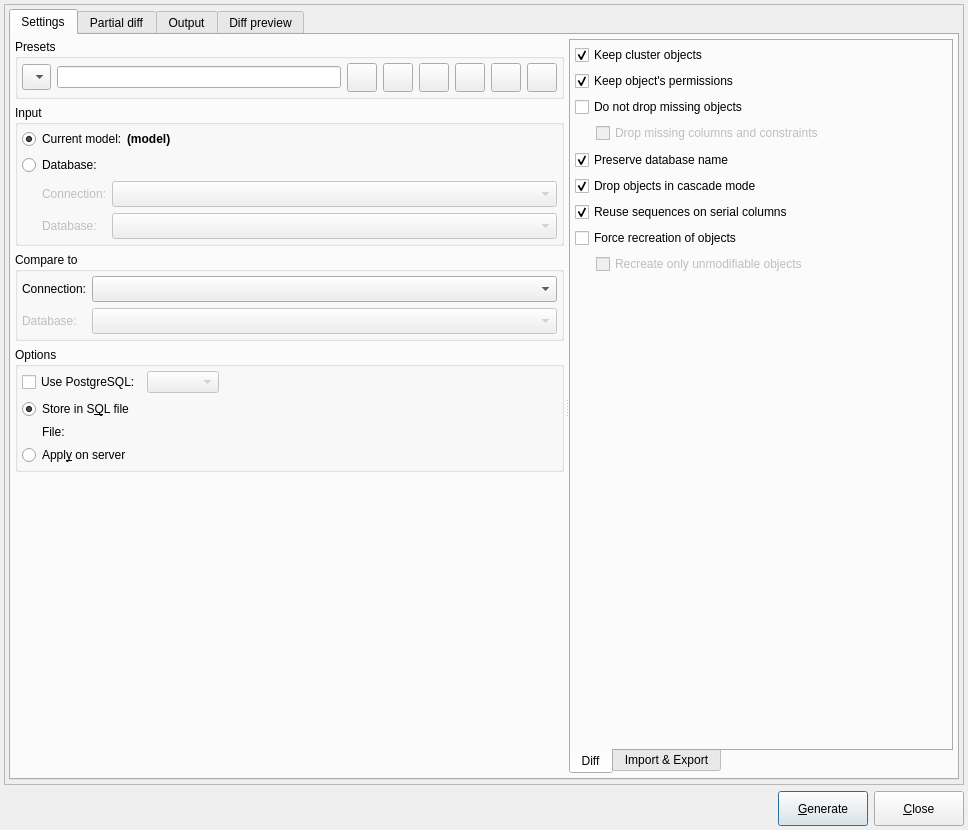
First picture: the form in libpgmodeler_ui/ui/modeldatabasediffform.ui, repository pgmodeler/pgmodeler, before the edit.
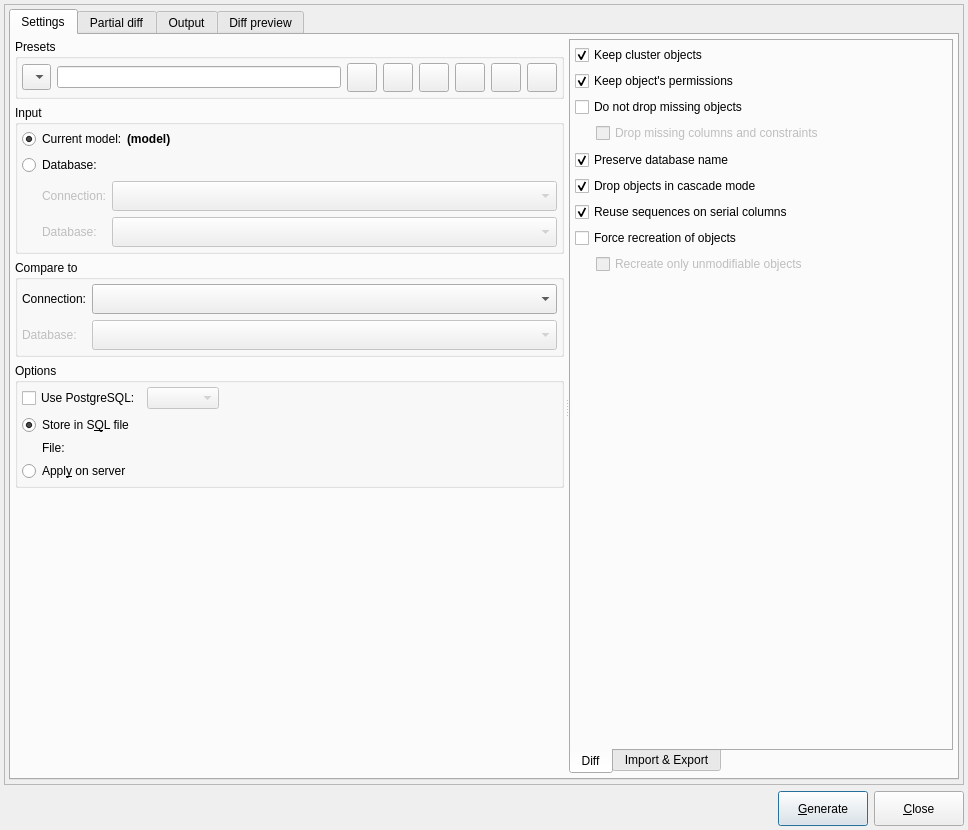
Second picture: the form after the edit. Icons and pictures are not drawn.

What changed in the file:
```diff
--- a/libpgmodeler_ui/ui/modeldatabasediffform.ui
+++ b/libpgmodeler_ui/ui/modeldatabasediffform.ui
@@ -500,8 +500,8 @@
                       </property>
                       <property name="iconSize">
                        <size>
-                        <width>18</width>
-                        <height>18</height>
+                        <width>22</width>
+                        <height>22</height>
                        </size>
                       </property>
                      </widget>
@@ -541,8 +541,8 @@
                       </property>
                       <property name="iconSize">
                        <size>
-                        <width>18</width>
-                        <height>18</height>
+                        <width>22</width>
+                        <height>22</height>
                        </size>
                       </property>
                      </widget>
@@ -606,8 +606,8 @@
                    </property>
                    <property name="iconSize">
                     <size>
-                     <width>18</width>
-                     <height>18</height>
+                     <width>22</width>
+                     <height>22</height>
                     </size>
                    </property>
                   </widget>
@@ -647,8 +647,8 @@
                    </property>
                    <property name="iconSize">
                     <size>
-                     <width>18</width>
-                     <height>18</height>
+                     <width>22</width>
+                     <height>22</height>
                     </size>
                    </property>
                   </widget>
```
